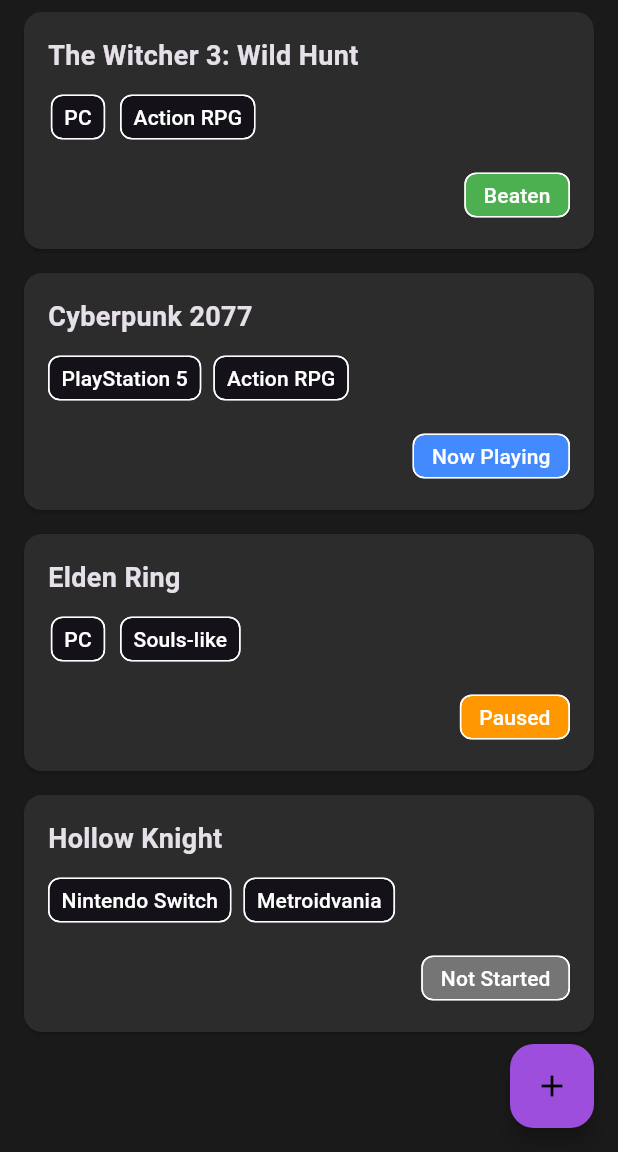
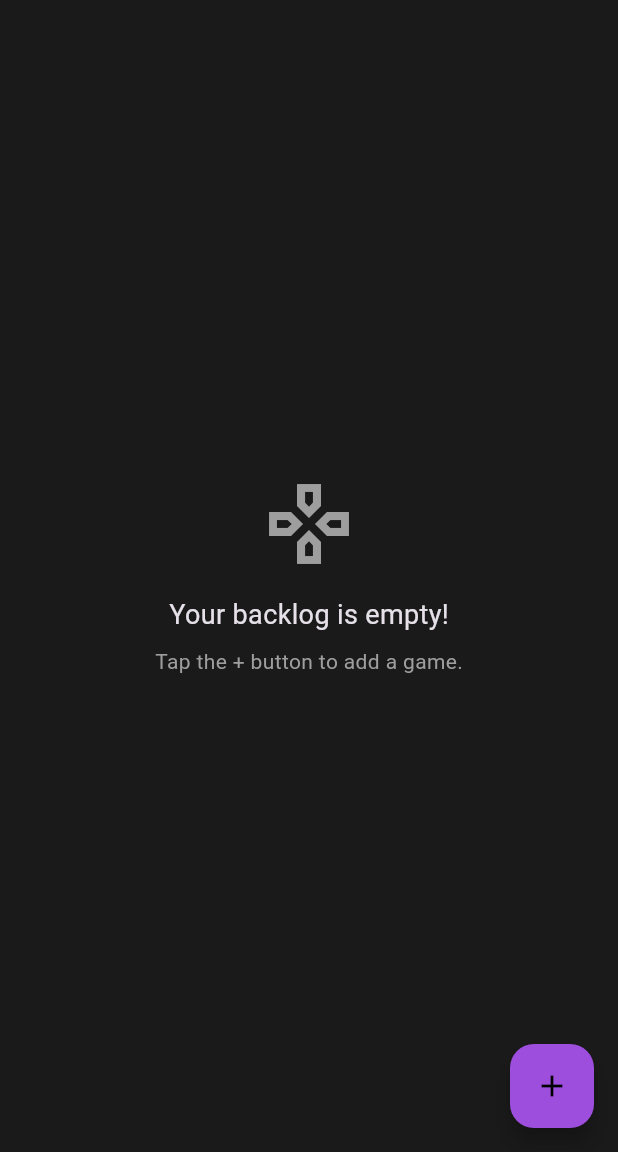
Before and after one commit to Morningknight/gamelog, a Flutter app: the screen it shows after launch, on a phone screen of 412 x 824 dp, the part 84-1236 px from its top. Run offline on Flutter 3.47's test engine with Material 3 defaults, Android fonts, the phone set to English and light mode, and no system bars; our stand-ins replace flutter_riverpod, hive, hive_flutter; accounts and stored records are empty.

Commit message:
Feat: Integrate Riverpod for state management and connect UI to Hive

```diff
--- a/lib/main.dart
+++ b/lib/main.dart
@@ -1,6 +1,8 @@
 import 'package:flutter/material.dart';
+import 'package:flutter_riverpod/flutter_riverpod.dart';
 import 'package:gamelog/models/game.dart';
-import 'package:gamelog/screens/add_edit_game_screen.dart'; // <-- ADD THIS IMPORT
+import 'package:gamelog/providers/game_provider.dart'; // <-- THIS IS THE FIX
+import 'package:gamelog/screens/add_edit_game_screen.dart';
 import 'package:gamelog/widgets/game_list_view.dart';
 import 'package:hive_flutter/hive_flutter.dart';
 
@@ -9,7 +11,9 @@
   await Hive.initFlutter();
   Hive.registerAdapter(GameAdapter());
   await Hive.openBox<Game>('games');
-  runApp(const GameLogApp());
+
+  // Wrap the entire app in a ProviderScope
+  runApp(const ProviderScope(child: GameLogApp()));
 }
 
 class GameLogApp extends StatelessWidget {
@@ -42,56 +46,29 @@
   }
 }
 
-class HomeScreen extends StatelessWidget {
+// MAKE HomeScreen a ConsumerWidget
+class HomeScreen extends ConsumerWidget {
   const HomeScreen({super.key});
 
   @override
-  Widget build(BuildContext context) {
-    final List<Game> dummyGames = [
-      Game(
-        title: 'The Witcher 3: Wild Hunt',
-        platform: 'PC',
-        genre: 'Action RPG',
-        status: 'Beaten',
-        dateAdded: DateTime.now(),
-      ),
-      Game(
-        title: 'Cyberpunk 2077',
-        platform: 'PlayStation 5',
-        genre: 'Action RPG',
-        status: 'Now Playing',
-        dateAdded: DateTime.now(),
-      ),
-      Game(
-        title: 'Elden Ring',
-        platform: 'PC',
-        genre: 'Souls-like',
-        status: 'Paused',
-        dateAdded: DateTime.now(),
-      ),
-      Game(
-        title: 'Hollow Knight',
-        platform: 'Nintendo Switch',
-        genre: 'Metroidvania',
-        status: 'Not Started',
-        dateAdded: DateTime.now(),
-      ),
-    ];
+  Widget build(BuildContext context, WidgetRef ref) {
+    // Watch the gameProvider to get the list of games
+    // This will automatically rebuild the widget when the list changes.
+    final List<Game> games = ref.watch(gameProvider);
 
     return Scaffold(
       appBar: AppBar(
         title: const Text('My GameLog'),
       ),
-      body: GameListView(games: dummyGames),
+      // Use the real list of games from the provider
+      body: GameListView(games: games),
       floatingActionButton: FloatingActionButton(
         onPressed: () {
-          // --- UPDATE THIS PART ---
           Navigator.of(context).push(
             MaterialPageRoute(
               builder: (ctx) => const AddEditGameScreen(),
             ),
           );
-          // --- END OF UPDATE ---
         },
         child: const Icon(Icons.add),
       ),
--- /dev/null
+++ b/lib/providers/game_provider.dart
@@ -0,0 +1,36 @@
+import 'package:flutter_riverpod/flutter_riverpod.dart';
+import 'package:gamelog/models/game.dart';
+import 'package:hive_flutter/hive_flutter.dart';
+
+// This class will be responsible for all logic related to the games box.
+class GameNotifier extends StateNotifier<List<Game>> {
+  // We initialize the notifier with the current list of games from the database.
+  GameNotifier() : super(Hive.box<Game>('games').values.toList());
+
+  // Method to add a new game
+  void addGame(Game game) {
+    final box = Hive.box<Game>('games');
+    box.add(game); // Add the new game to the Hive box
+
+    // After adding, we update the state.
+    // The state is the list of games. We read the latest list from the box.
+    // Any widget listening to this provider will rebuild.
+    state = box.values.toList();
+  }
+
+  // Method to delete a game
+  void deleteGame(Game game) {
+    game.delete(); // The 'delete' method comes from extending HiveObject
+
+    // Update the state to trigger a UI rebuild
+    state = Hive.box<Game>('games').values.toList();
+  }
+
+// Method to update an existing game could be added here later.
+}
+
+// This is our actual provider.
+// It's a global variable that we can use to access the GameNotifier from anywhere in our app.
+final gameProvider = StateNotifierProvider<GameNotifier, List<Game>>((ref) {
+  return GameNotifier();
+});
--- a/pubspec.yaml
+++ b/pubspec.yaml
@@ -36,6 +36,7 @@
   hive_flutter: ^1.1.0 # Needed for initialization in Flutter
   path_provider: ^2.0.11 # To find a safe place on the device to store the database
 
+  flutter_riverpod: ^2.1.3
   # The following adds the Cupertino Icons font to your application.
   # Use with the CupertinoIcons class for iOS style icons.
   cupertino_icons: ^1.0.8
```
Also changed, not shown: lib/screens/add_edit_game_screen.dart (+31 -30 lines), pubspec.lock.
